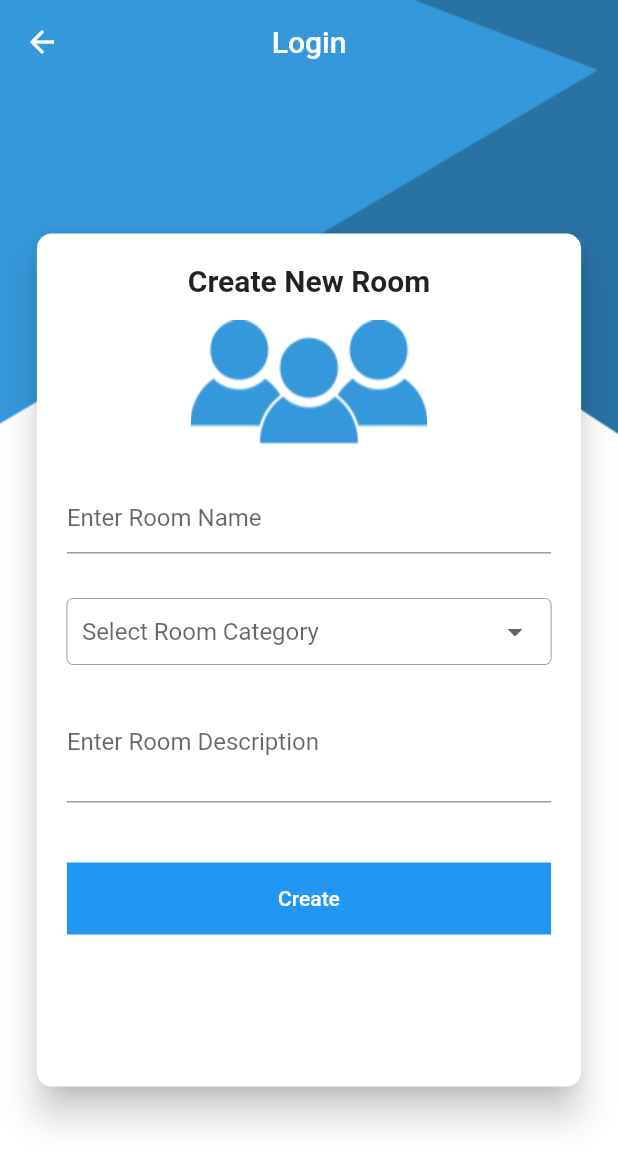
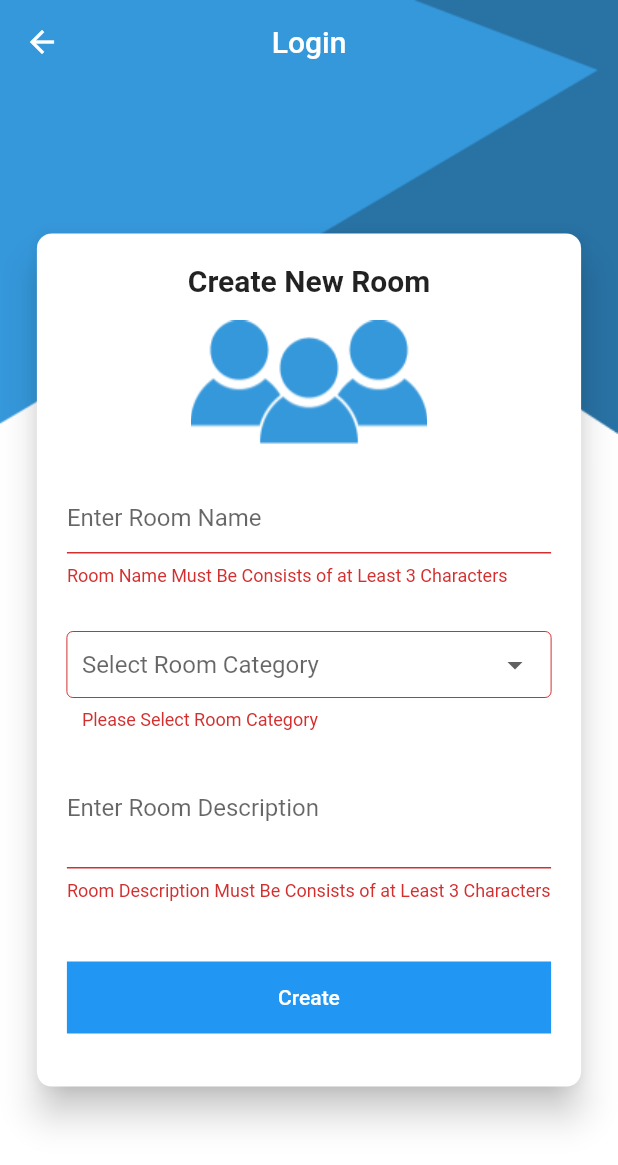
Before and after one commit to Omniakhalid/chat_app, a Flutter app: the CreateRoom screen opened by its route, after a tap on "Create", on a phone screen of 412 x 824 dp. Shown: the top 1165 px of the screen. Run offline on Flutter 3.47's test engine with Material 2 defaults, Android fonts, the phone set to English and light mode, and no system bars; our stand-ins replace cloud_firestore, email_validator, firebase_auth, firebase_core; accounts and stored records are empty.

Commit message:
add "create_room_screen" implementation

```diff
--- /dev/null
+++ b/lib/controllers/room_provider.dart
@@ -0,0 +1,20 @@
+import 'package:chat/models/room.dart';
+import 'package:cloud_firestore/cloud_firestore.dart';
+import 'package:flutter/material.dart';
+class RoomProvider with ChangeNotifier{
+  final roomRef = FirebaseFirestore.instance.collection('Rooms').withConverter<Room>(
+      fromFirestore: (snapshot, options) => Room.fromJson(snapshot.data()!),
+      toFirestore: (value, options) => value.toJson());
+
+  Future<String?> createRoom(RoomData roomData)async{
+    try{
+      final roomDoc = roomRef.doc();
+      Room room = Room(roomDoc.id,roomData);
+      await roomRef.doc(room.id).set(room);
+      return null;
+    }catch(error){
+      print(error);
+      return 'Error has occurred, please try again later!';
+    }
+  }
+}
--- /dev/null
+++ b/lib/models/room.dart
@@ -0,0 +1,29 @@
+class RoomData{
+  String name,category,description;
+  List<dynamic> members;
+  RoomData(this.name, this.category, this.description, this.members);
+  RoomData.fromJson(Map<String,Object?>json):
+      this(
+      json['name']! as String,
+      json['category']! as String,
+      json['description']! as String,
+      json['members']! as List<dynamic>,
+  );
+}
+class Room{
+  String id;
+  RoomData roomData;
+  Room(this.id, this.roomData);
+  Room.fromJson(Map<String,Object?>json):this(
+    json['id']! as String,
+    RoomData.fromJson(json));
+  Map<String,Object?> toJson(){
+  return{
+    'id': id,
+    'name': roomData.name,
+    'category': roomData.category,
+    'description': roomData.description,
+    'members': roomData.members
+  };
+  }
+}
--- a/lib/views/screens/create_room_screen.dart
+++ b/lib/views/screens/create_room_screen.dart
@@ -1,6 +1,10 @@
+import 'package:chat/controllers/room_provider.dart';
 import 'package:chat/models/constants.dart';
+import 'package:chat/models/room.dart';
+import 'package:firebase_auth/firebase_auth.dart';
 import 'package:flutter/cupertino.dart';
 import 'package:flutter/material.dart';
+import 'package:provider/provider.dart';
 class CreateRoom extends StatefulWidget {
   static String routeName = "CreateRoom";
   @override
@@ -122,7 +126,7 @@ class _CreateRoomState extends State<CreateRoom> {
                                     width: double.infinity,
                                     color: Colors.blue,
                                     child: MaterialButton(
-                                      onPressed: () {},
+                                      onPressed: () {createRoom();},
                                       child: Text('Create', style: TextStyle(color: Colors.white),),)),
 
                               ],
@@ -136,4 +140,23 @@ class _CreateRoomState extends State<CreateRoom> {
         )
     );
   }
+  void createRoom()async{
+    if(formKey.currentState!.validate()){
+      RoomData roomData = RoomData(roomNameController.text, category!, roomDescriptionController.text, [FirebaseAuth.instance.currentUser!.uid]);
+      setState(() {
+        createdRoom = true;
+      });
+      String? error = await Provider.of<RoomProvider>(context,listen: false).createRoom(roomData);
+      if(error == null)
+        Navigator.of(context).pop();
+      else{
+        setState(() {
+          createdRoom = false;
+        });
+        ScaffoldMessenger.of(context).showSnackBar(SnackBar(
+          content: Text(error),
+        ));
+      }
+    }
+  }
 }
```
Also changed, not shown: lib/main.dart (+6 -1 lines).
